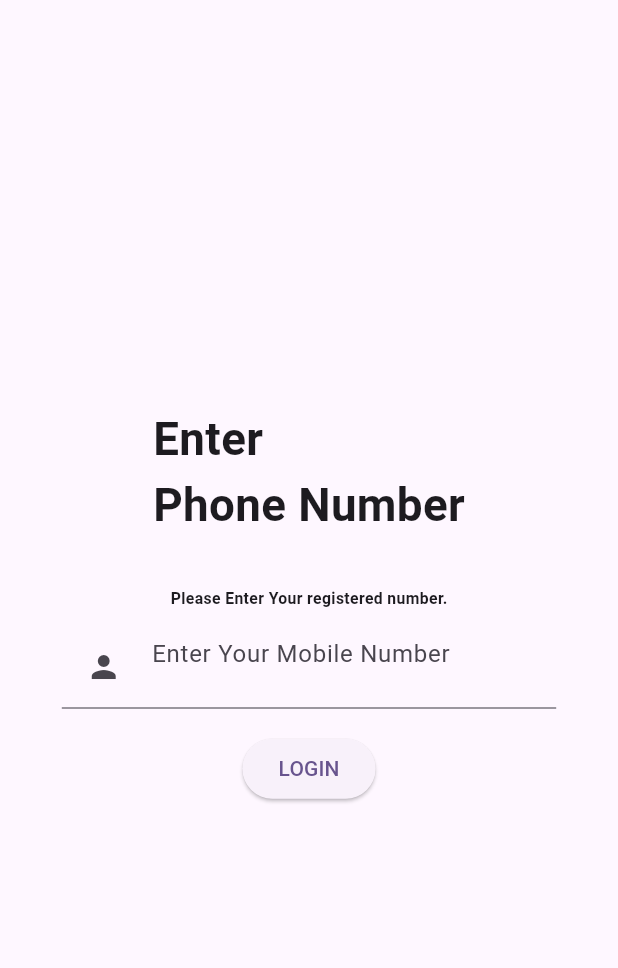
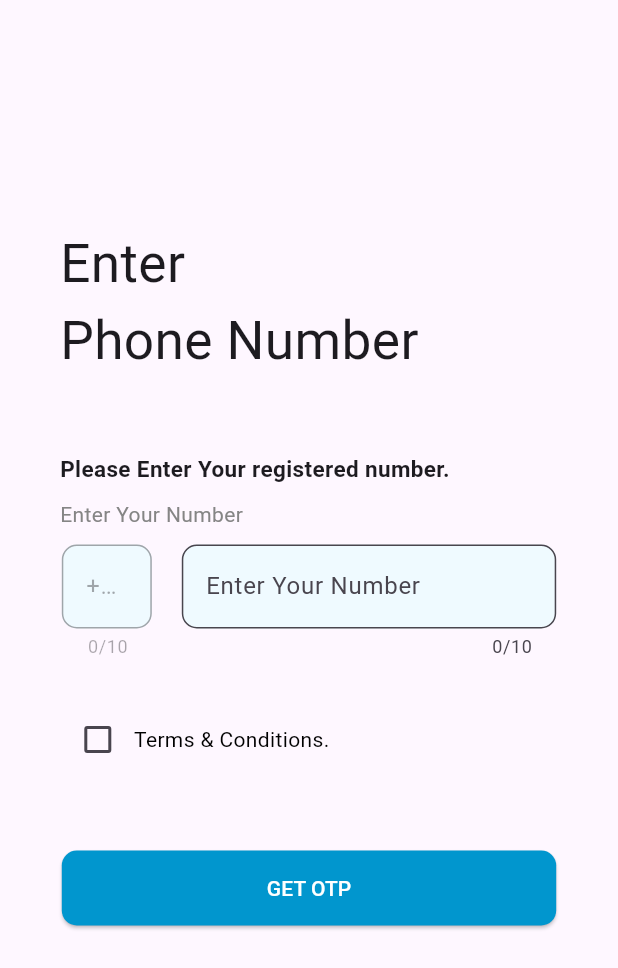
Before and after one commit to bhagwanv/ScaleUpApp, a Flutter app: the screen it shows after launch, on a phone screen of 412 x 824 dp. Shown: the top 968 px of the screen. Run offline on Flutter 3.47's test engine with Material 3 defaults, Android fonts, the phone set to English and light mode, and no system bars; our stand-ins replace flutter_svg.

Commit message:
Login UI Adding Button

```diff
--- a/lib/constants.dart
+++ b/lib/constants.dart
@@ -1,6 +1,8 @@
 import 'package:flutter/material.dart';
 
-const kPrimaryColor = Color(0xFF6F35A5);
+const kPrimaryColor = Color(0xFF0196CE);
 const kPrimaryLightColor = Color(0xFFF1E6FF);
+const textFiledBackgroundColour = Color(0xffEFFAFF);
+const gryColor = Color(0xff858585);
 
 const double defaultPadding = 16.0;
--- a/lib/main.dart
+++ b/lib/main.dart
@@ -13,11 +13,12 @@ class MyApp extends StatelessWidget {
   Widget build(BuildContext context) {
     return MaterialApp(
       title: 'Flutter Demo',
+      debugShowCheckedModeBanner: false,
       theme: ThemeData(
         colorScheme: ColorScheme.fromSeed(seedColor: Colors.deepPurple),
         useMaterial3: true,
       ),
-      home: const LoginPage(),
+      home: const LoginScreen(),
     );
   }
 }
--- a/lib/view/login_screen/components/LoginForm.dart
+++ b/lib/view/login_screen/components/LoginForm.dart
@@ -10,31 +10,120 @@ class LoginForm extends StatelessWidget {
 
   @override
   Widget build(BuildContext context) {
-    return Form(
-      child: Column(
-        children: [
-          TextFormField(
-            keyboardType: TextInputType.number,
-            textInputAction: TextInputAction.next,
-            cursorColor: kPrimaryColor,
-            onSaved: (email) {},
-            decoration: const InputDecoration(
-              hintText: "Enter Your Mobile Number",
-              prefixIcon: Padding(
-                padding: EdgeInsets.all(defaultPadding),
-                child: Icon(Icons.person),
+    bool isChecked = false;
+    return Column(
+      crossAxisAlignment: CrossAxisAlignment.start,
+      children: [
+        const Row(children: [
+          SizedBox(
+            width: 60,
+            child: TextField(
+              keyboardType: TextInputType.number,
+              textInputAction: TextInputAction.done,
+              enabled: false,
+              maxLength: 10,
+              maxLines: 1,
+              cursorColor: kPrimaryColor,
+              decoration: InputDecoration(
+                hintText: "+91",
+                fillColor: textFiledBackgroundColour,
+                filled: true,
+                border: OutlineInputBorder(
+                    borderRadius: BorderRadius.all(Radius.circular(10.0)),
+                    borderSide: BorderSide(color: kPrimaryColor)),
               ),
             ),
           ),
-          const SizedBox(height: defaultPadding),
-          ElevatedButton(
-            onPressed: () {},
-            child: Text(
-              "Login".toUpperCase(),
+          SizedBox(
+            width: 20,
+          ),
+          Expanded(
+            child: TextField(
+              keyboardType: TextInputType.number,
+              textInputAction: TextInputAction.done,
+              maxLength: 10,
+              maxLines: 1,
+              cursorColor: kPrimaryColor,
+              decoration: InputDecoration(
+                  hintText: "Enter Your Number",
+                  fillColor: textFiledBackgroundColour,
+                  filled: true,
+                  border: OutlineInputBorder(
+                    borderSide: BorderSide(color: kPrimaryColor, width: 5.0),
+                    borderRadius: BorderRadius.all(Radius.circular(10.0)),
+                  )),
             ),
+          )
+        ]),
+        const Column(
+          children: [
+            MyStatefulWidget(),
+          ],
+        ),
+        Padding(
+          padding: const EdgeInsets.only(top: 50),
+          child: Column(
+            children: [
+              ElevatedButton(
+                style: ButtonStyle(
+                  shape: MaterialStateProperty.all<RoundedRectangleBorder>(
+                    RoundedRectangleBorder(
+                      borderRadius: BorderRadius.circular(10.0), // Set the border radius here
+                    ),
+                  ),
+                  minimumSize: MaterialStateProperty.all<Size>(
+                    Size(MediaQuery.of(context).size.width,
+                        50), // Width and height of the button
+                  ),
+                  backgroundColor:
+                      MaterialStateProperty.all<Color>(kPrimaryColor),
+                  foregroundColor:
+                      MaterialStateProperty.all<Color>(Colors.white),
+                ),
+                onPressed: () {},
+                child: const Text('GET OTP',),
+              ),
+            ],
           ),
-          const SizedBox(height: defaultPadding),
+        ),
+      ],
+    );
+  }
+}
 
+class MyStatefulWidget extends StatefulWidget {
+  const MyStatefulWidget({Key? key}) : super(key: key);
+
+  @override
+  State<MyStatefulWidget> createState() => _MyStatefulWidgetState();
+}
+
+class _MyStatefulWidgetState extends State<MyStatefulWidget> {
+  bool isChecked =
+      false; // This holds the state of the checkbox, we call setState and update this whenever a user taps the checkbox
+  @override
+  Widget build(BuildContext context) {
+    return Padding(
+      padding: const EdgeInsets.only(left: 0, top: 30),
+      child: Row(
+        children: [
+          Checkbox(
+            value: isChecked,
+            onChanged: (bool? value) {
+              // This is where we update the state when the checkbox is tapped
+              setState(() {
+                isChecked = value!;
+              });
+            },
+          ),
+          const Text(
+            'Terms & Conditions.',
+            style: TextStyle(
+                fontWeight: FontWeight.normal,
+                fontSize: 14,
+                color: Colors.black),
+            textAlign: TextAlign.start,
+          ),
         ],
       ),
     );
--- a/lib/view/login_screen/login_screen.dart
+++ b/lib/view/login_screen/login_screen.dart
@@ -1,5 +1,5 @@
-
 import 'package:flutter/cupertino.dart';
+import 'package:flutter/material.dart';
 import 'package:flutter_svg/svg.dart';
 import 'package:scaleup_app/responsive/Responsive.dart';
 
@@ -7,16 +7,16 @@ import '../../constants.dart';
 import 'Background.dart';
 import 'components/LoginForm.dart';
 
-class LoginPage extends StatelessWidget {
+/*class LoginPage extends StatelessWidget {
   const LoginPage({super.key});
 
   @override
   Widget build(BuildContext context) {
     // TODO: implement build
-    return const Background(child: SingleChildScrollView(child: Responsive(mobile: LoginScreen(), desktop: Row()),),);
+    return  SingleChildScrollView(child: LoginScreen());
   }
 
-}
+}*/
 
 class LoginScreen extends StatelessWidget {
   const LoginScreen({
@@ -25,7 +25,11 @@ class LoginScreen extends StatelessWidget {
 
   @override
   Widget build(BuildContext context) {
-    return const Column(
+    return const SafeArea(
+        top: false,
+        child: Scaffold(
+            body: SingleChildScrollView(
+              child: Column(
                         children: <Widget>[
               LoginScreenTopImage(),
               Row(
@@ -39,7 +43,8 @@ class LoginScreen extends StatelessWidget {
                 ],
               ),
                         ],
-    );
+                      ),
+            )));
   }
 }
 
@@ -50,17 +55,34 @@ class LoginScreenTopImage extends StatelessWidget {
 
   @override
   Widget build(BuildContext context) {
-    return const Column(
+    return const Padding(
+      padding: EdgeInsets.only(top: 100, left: 10),
+      child: Column(
+        crossAxisAlignment: CrossAxisAlignment.start,
         children: [
-        Text(
+          Padding(
+            padding: EdgeInsets.only(left: 30, top: 50),
+            child: Text(
               "Enter\nPhone Number",
-          style: TextStyle(fontWeight: FontWeight.bold,fontSize: 30.5),
+              style: TextStyle(fontWeight: FontWeight.normal, fontSize: 35.5),
             ),
-        SizedBox(height: defaultPadding * 2),
-        Text(
+          ),
+          Padding(
+            padding: EdgeInsets.only(top: 50, left: 30),
+            child: Text(
               "Please Enter Your registered number.",
-          style: TextStyle(fontWeight: FontWeight.bold,fontSize: 10.5),
+              style: TextStyle(fontWeight: FontWeight.bold, fontSize: 15),
               textAlign: TextAlign.start,
+            ),
+          ),
+          Padding(
+            padding: EdgeInsets.only(top: 10, left: 30),
+            child: Text(
+              "Enter Your Number",
+              style: TextStyle(
+                  fontWeight: FontWeight.normal, fontSize: 14, color: gryColor),
+              textAlign: TextAlign.start,
+            ),
           ),
           Row(
             children: [
@@ -69,6 +91,7 @@ class LoginScreenTopImage extends StatelessWidget {
           ),
           SizedBox(height: 10),
         ],
+      ),
     );
   }
 }
```
Lines whose indentation alone changed are shown as unchanged.
